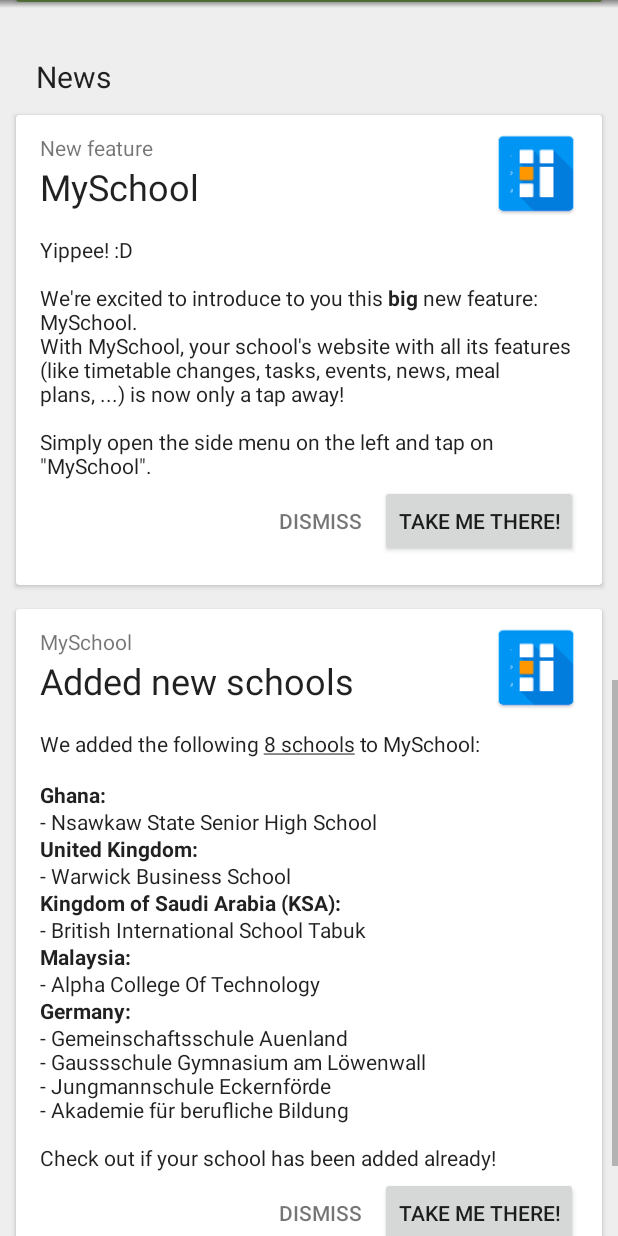
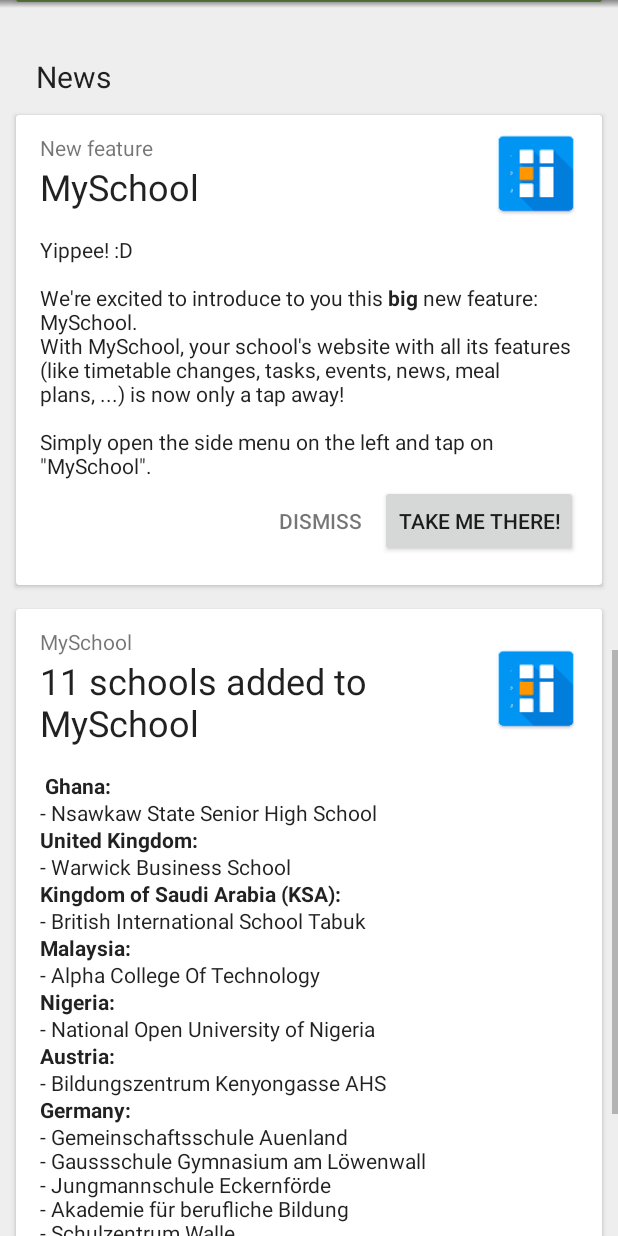
Before and after one commit to mxmla/SchoolManager, an Android app: the layout fragment_main.xml on its own in the app's theme, with its tools: preview values and no code run, scrolled down 1153 dp, on a phone screen of 412 x 824 dp. Run offline under Robolectric (Android 15) with nearby library versions, the phone set to English and light mode, and no system bars.

Commit message:
Version 2.0.16:
- Added 3 new schools (Nigeria, Austria, Germany)

```diff
--- a/app/src/main/assets/schools/AllSchools.txt
+++ b/app/src/main/assets/schools/AllSchools.txt
@@ -63,3 +63,6 @@
 020101020001,Jungmannschule Eckernförde,0
 050101010001,British International School Tabuk,0
 050202030001,Alpha College Of Technology,0
+060204080001,National Open University of Nigeria,0
+020605010001,Bildungszentrum Kenyongasse AHS,0
+020101050001,Schulzentrum Walle,0
--- a/app/src/main/assets/schools/AllSchoolsURLs.txt
+++ b/app/src/main/assets/schools/AllSchoolsURLs.txt
@@ -65,3 +65,6 @@
 020101020001,1,http://www.jungmannschule.de/
 050101010001,1,https://www.nwafh.med.sa/en/GeneralServices/BritishSchool/Pages/default.aspx
 050202030001,1,http://www.kolejteknologialpha.edu.my/
+060204080001,1,http://www.nou.edu.ng/
+020605010001,1,http://www.kenyon.at/ahs/
+020101050001,1,http://www.szwalle.de/startseite/
--- a/app/src/main/assets/schools/Countries.txt
+++ b/app/src/main/assets/schools/Countries.txt
@@ -4,3 +4,5 @@
 0203,
 0501,
 0502,
+0602,
+0206,
--- a/app/src/main/java/com/thinc_easy/schoolmanager/MySchoolSettingsFragment.java
+++ b/app/src/main/java/com/thinc_easy/schoolmanager/MySchoolSettingsFragment.java
@@ -286,9 +286,6 @@ public class MySchoolSettingsFragment extends Fragment {
                     .build());
         }
 
-
-        Toast.makeText(getActivity(), schoolID+", "+schoolName, Toast.LENGTH_SHORT).show();
-
         prefs.edit().putString(prefKeyCountryID, countryID).apply();
         prefs.edit().putString(prefKeySchoolID, schoolID).apply();
         prefs.edit().putString(prefKeyCountryName, countryName).apply();
--- a/app/src/main/res/values/strings.xml
+++ b/app/src/main/res/values/strings.xml
@@ -427,15 +427,18 @@
     <string name="dismiss">Dismiss</string>
     <string name="take_me_there">Take me there!</string>
     <string name="feature_MySchool">MySchool</string>
-    <string name="my_school_added_new_schools">Added new schools</string>
-    <string name="card_my_school_added_new_schools_text">We added the following <u>8 schools</u> to MySchool:
-        \n\n<b>Ghana:</b>\n- Nsawkaw State Senior High School\n<b>United Kingdom:</b>\n- Warwick Business School
+    <string name="my_school_added_new_schools">11 schools added to MySchool</string>
+    <string name="card_my_school_added_new_schools_text">
+        <b>Ghana:</b>\n- Nsawkaw State Senior High School\n<b>United Kingdom:</b>\n- Warwick Business School
         \n<b>Kingdom of Saudi Arabia (KSA):</b>\n- British International School Tabuk
         \n<b>Malaysia:</b>\n- Alpha College Of Technology
+        \n<b>Nigeria:</b>\n- National Open University of Nigeria
+        \n<b>Austria:</b>\n- Bildungszentrum Kenyongasse AHS
         \n<b>Germany:</b>\n- Gemeinschaftsschule Auenland
         \n- Gaussschule Gymnasium am Löwenwall\n- Jungmannschule Eckernförde
         \n- Akademie für berufliche Bildung
-        \n\nCheck out if your school has been added already!</string>
+        \n- Schulzentrum Walle
+        \n\nCheck out if your school has been added already!\n</string>
 
     <string-array name="my_school_countries">
         <item>-- Please select --</item>
@@ -445,5 +448,7 @@
         <item>United Kingdom</item>
         <item>Kingdom of Saudi Arabia</item>
         <item>Malaysia</item>
+        <item>Nigeria</item>
+        <item>Austria</item>
     </string-array>
 </resources>
```
Also changed, not shown: 2 other files.
